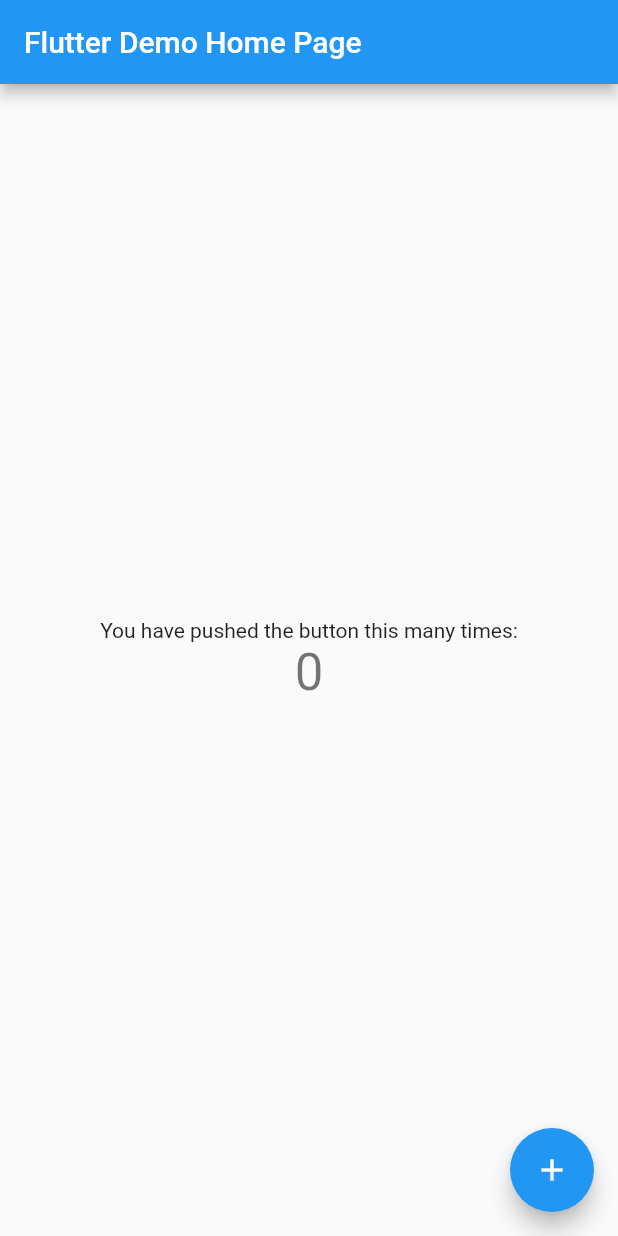
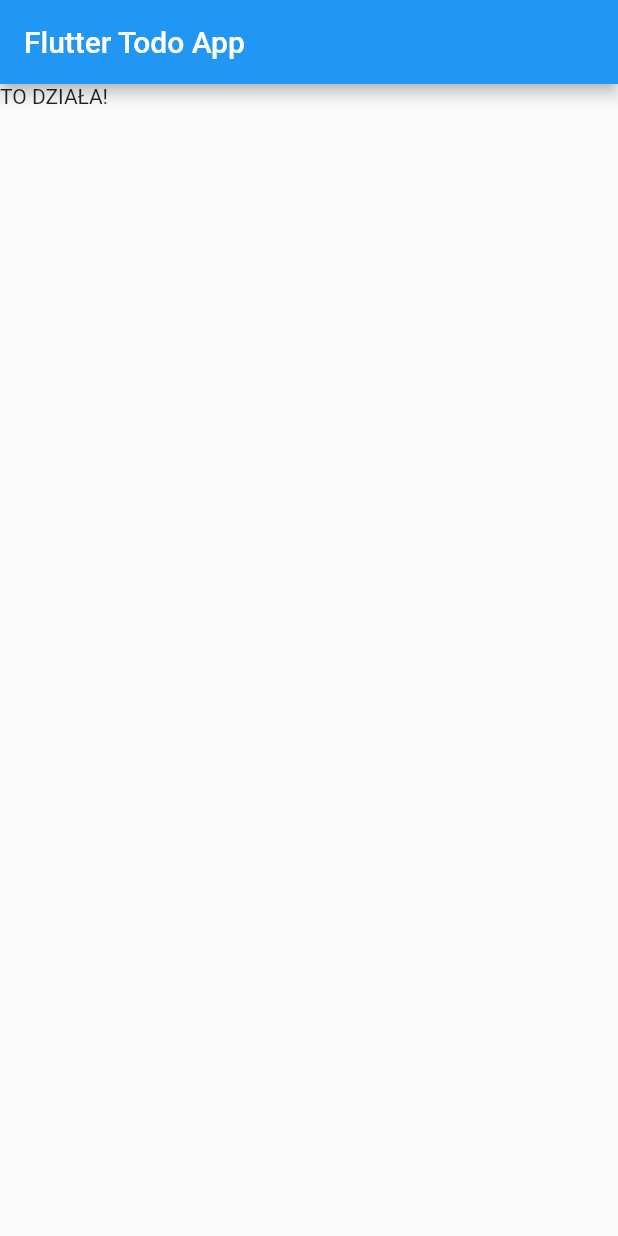
Before and after one commit to pgrzeszczak-neducatio/flutterTodoApp, a Flutter app: the screen it shows after launch, on a phone screen of 412 x 824 dp. Run offline on Flutter 3.47's test engine with Material 2 defaults, Android fonts, the phone set to English and light mode, and no system bars.

Commit message:
Clean up code, extract files

```diff
--- /dev/null
+++ b/lib/homepage/homepage.dart
@@ -0,0 +1,18 @@
+import 'package:flutter/material.dart';
+import '../todolist/todolist.dart';
+
+class MyHomePage extends StatelessWidget {
+  MyHomePage({Key key, this.title}) : super(key: key);
+
+  final String title;
+
+  @override
+  Widget build(BuildContext context) {
+    return new Scaffold(
+      appBar: new AppBar(
+        title: new Text(title),
+      ),
+      body: new TodoList(),
+    );
+  }
+}
--- a/lib/main.dart
+++ b/lib/main.dart
@@ -1,4 +1,5 @@
 import 'package:flutter/material.dart';
+import 'homepage/homepage.dart';
 
 void main() => runApp(new MyApp());
 
@@ -19,91 +20,7 @@ class MyApp extends StatelessWidget {
         // counter didn't reset back to zero; the application is not restarted.
         primarySwatch: Colors.blue,
       ),
-      home: new MyHomePage(title: 'Flutter Demo Home Page'),
+      home: new MyHomePage(title: 'Flutter Todo App'),
     );
   }
 }
-
-class MyHomePage extends StatefulWidget {
-  MyHomePage({Key key, this.title}) : super(key: key);
-
-  // This widget is the home page of your application. It is stateful, meaning
-  // that it has a State object (defined below) that contains fields that affect
-  // how it looks.
-
-  // This class is the configuration for the state. It holds the values (in this
-  // case the title) provided by the parent (in this case the App widget) and
-  // used by the build method of the State. Fields in a Widget subclass are
-  // always marked "final".
-
-  final String title;
-
-  @override
-  _MyHomePageState createState() => new _MyHomePageState();
-}
-
-class _MyHomePageState extends State<MyHomePage> {
-  int _counter = 0;
-
-  void _incrementCounter() {
-    setState(() {
-      // This call to setState tells the Flutter framework that something has
-      // changed in this State, which causes it to rerun the build method below
-      // so that the display can reflect the updated values. If we changed
-      // _counter without calling setState(), then the build method would not be
-      // called again, and so nothing would appear to happen.
-      _counter++;
-    });
-  }
-
-  @override
-  Widget build(BuildContext context) {
-    // This method is rerun every time setState is called, for instance as done
-    // by the _incrementCounter method above.
-    //
-    // The Flutter framework has been optimized to make rerunning build methods
-    // fast, so that you can just rebuild anything that needs updating rather
-    // than having to individually change instances of widgets.
-    return new Scaffold(
-      appBar: new AppBar(
-        // Here we take the value from the MyHomePage object that was created by
-        // the App.build method, and use it to set our appbar title.
-        title: new Text(widget.title),
-      ),
-      body: new Center(
-        // Center is a layout widget. It takes a single child and positions it
-        // in the middle of the parent.
-        child: new Column(
-          // Column is also layout widget. It takes a list of children and
-          // arranges them vertically. By default, it sizes itself to fit its
-          // children horizontally, and tries to be as tall as its parent.
-          //
-          // Invoke "debug paint" (press "p" in the console where you ran
-          // "flutter run", or select "Toggle Debug Paint" from the Flutter tool
-          // window in IntelliJ) to see the wireframe for each widget.
-          //
-          // Column has various properties to control how it sizes itself and
-          // how it positions its children. Here we use mainAxisAlignment to
-          // center the children vertically; the main axis here is the vertical
-          // axis because Columns are vertical (the cross axis would be
-          // horizontal).
-          mainAxisAlignment: MainAxisAlignment.center,
-          children: <Widget>[
-            new Text(
-              'You have pushed the button this many times:',
-            ),
-            new Text(
-              '$_counter',
-              style: Theme.of(context).textTheme.display1,
-            ),
-          ],
-        ),
-      ),
-      floatingActionButton: new FloatingActionButton(
-        onPressed: _incrementCounter,
-        tooltip: 'Increment',
-        child: new Icon(Icons.add),
-      ), // This trailing comma makes auto-formatting nicer for build methods.
-    );
-  }
-}
--- /dev/null
+++ b/lib/todolist/todolist.dart
@@ -0,0 +1,13 @@
+import 'package:flutter/material.dart';
+
+class TodoList extends StatefulWidget {
+  @override
+  _TodoListState createState() => new _TodoListState();
+}
+
+class _TodoListState extends State<TodoList> {
+  @override
+  Widget build(BuildContext context) {
+    return new Text('TO DZIAŁA!');
+  }
+}
```
Also changed, not shown: 1 other file.
